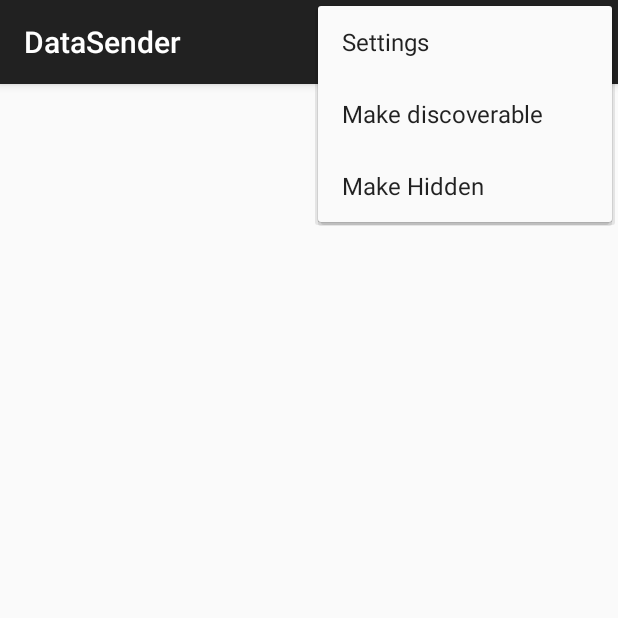
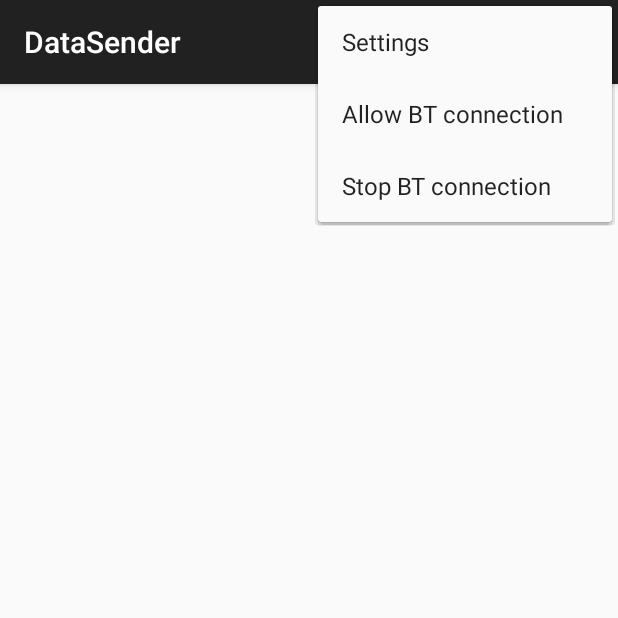
Before and after one commit to AnasNEJMI/AppServer, an Android app: the screen it shows after launch (MainActivity), with the options menu open, on a phone screen of 412 x 824 dp, the top half of it. Run offline under Robolectric (Android 15) with nearby library versions, the phone set to English and light mode, and no system bars.

Commit message:
changing options' names

```diff
--- a/app/src/main/res/values/strings.xml
+++ b/app/src/main/res/values/strings.xml
@@ -5,8 +5,8 @@
     <string name="action_settings">Settings</string>
 
 
-    <string name="action_make_discoverable">Make discoverable</string>
-    <string name="action_make_hidden">Make Hidden</string>
+    <string name="action_make_discoverable">Allow BT connection</string>
+    <string name="action_make_hidden">Stop BT connection</string>
     <string name="action_send">Send</string>
     <string name="action_change">Change</string>
 
```
